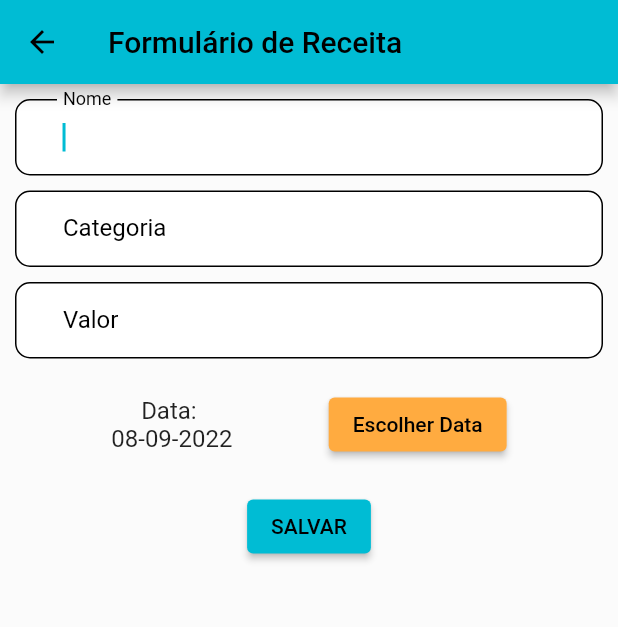
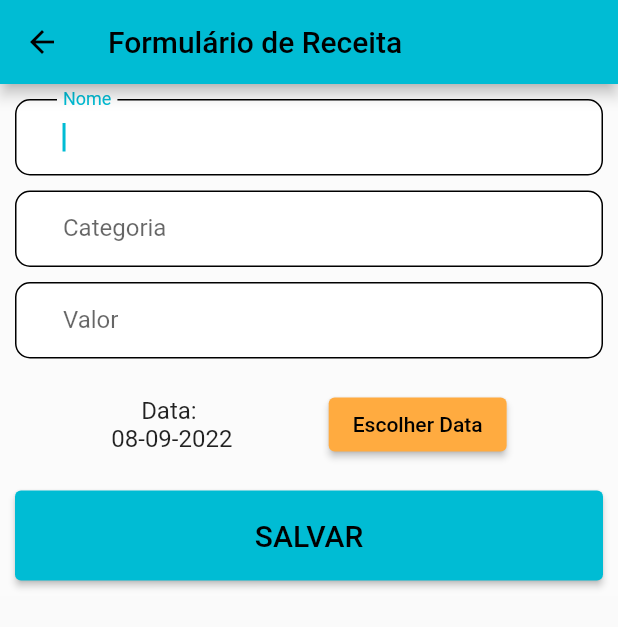
Before and after one commit to SinumFinan/DevOps, a Flutter app: the ReceitaForm screen opened directly, on a phone screen of 412 x 824 dp. Shown: the top 627 px of the screen. Run offline on Flutter 3.47's test engine with Material 2 defaults, Android fonts, the light colour scheme and no system bars; our stand-ins replace cloud_firestore, firebase_auth, firebase_core; accounts and stored records are empty.

Commit message:
campos numéricos e layout botoes

```diff
--- a/lib/views/modal_inclui_receita.dart
+++ b/lib/views/modal_inclui_receita.dart
@@ -48,9 +48,10 @@ class _ReceitaFormState extends State<ReceitaForm> {
   Widget build(BuildContext context) {
     return Scaffold(
       appBar: AppBar(
-        title: Text('Formulário de Receita'),
+        title: const Text('Formulário de Receita'),
       ),
-      body: Container(
+      body: SingleChildScrollView(
+        child: Container(
           padding: const EdgeInsets.all(10),
           color: Colors.white24,
           child: Column(
@@ -62,7 +63,7 @@ class _ReceitaFormState extends State<ReceitaForm> {
                 decoration: const InputDecoration(
                   contentPadding: EdgeInsets.fromLTRB(32, 16, 32, 16),
                   labelText: 'Nome',
-                labelStyle: TextStyle(color: Colors.black),
+                  //labelStyle: TextStyle(color: Colors.black),
                   //hintText: 'Nome',
                   filled: true,
                   fillColor: Colors.white,
@@ -78,7 +79,7 @@ class _ReceitaFormState extends State<ReceitaForm> {
                 decoration: const InputDecoration(
                   contentPadding: EdgeInsets.fromLTRB(32, 16, 32, 16),
                   labelText: 'Categoria',
-                labelStyle: TextStyle(color: Colors.black),
+                  //labelStyle: TextStyle(color: Colors.black),
                   //hintText: 'Categoria',
                   filled: true,
                   fillColor: Colors.white,
@@ -94,7 +95,7 @@ class _ReceitaFormState extends State<ReceitaForm> {
                 decoration: const InputDecoration(
                   contentPadding: EdgeInsets.fromLTRB(32, 16, 32, 16),
                   labelText: 'Valor',
-                labelStyle: TextStyle(color: Colors.black),
+                  //labelStyle: TextStyle(color: Colors.black),
                   hintText: 'Utilizar ponto, ex: R\$ 50.25',
                   hintStyle: TextStyle(color: Colors.grey, fontSize: 14),
                   filled: true,
@@ -143,10 +144,13 @@ class _ReceitaFormState extends State<ReceitaForm> {
                   ),
                 ],
               ),
-            SizedBox(
+              const SizedBox(
                 height: 20,
               ),
               ElevatedButton(
+                style: ElevatedButton.styleFrom(
+                  minimumSize: const Size.fromHeight(60),
+                ),
                 onPressed: () {
                   putReceita(
                       _controllerTitle.text,
@@ -157,9 +161,10 @@ class _ReceitaFormState extends State<ReceitaForm> {
                   _dataValue = DateTime.now();
                   Navigator.pop(context);
                 },
-              child: Text('SALVAR'),
+                child: const Text('SALVAR', style: TextStyle(fontSize: 20),),
               ),
             ],
+          ),
         ),
       ),
     );
```
Also changed, not shown: lib/views/modal_altera_despesa.dart (+11 -5 lines), lib/views/modal_altera_receita.dart (+10 -5 lines), lib/views/modal_inclui_despesa.dart (+11 -5 lines). Lines whose indentation alone changed are shown as unchanged.
